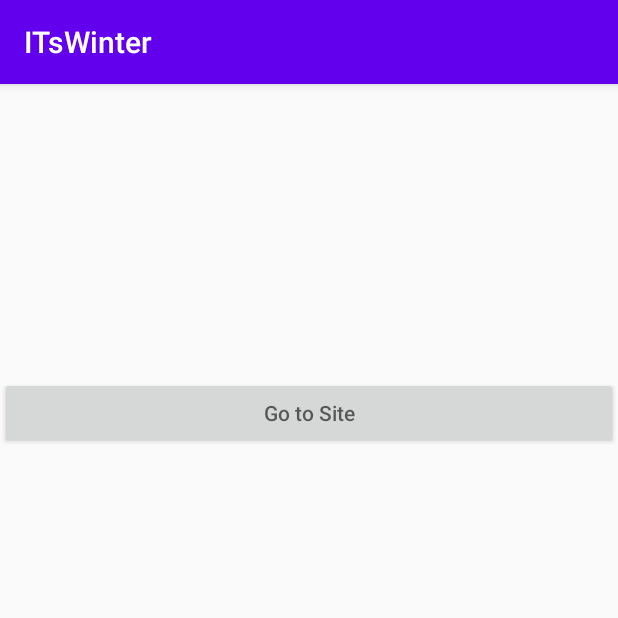
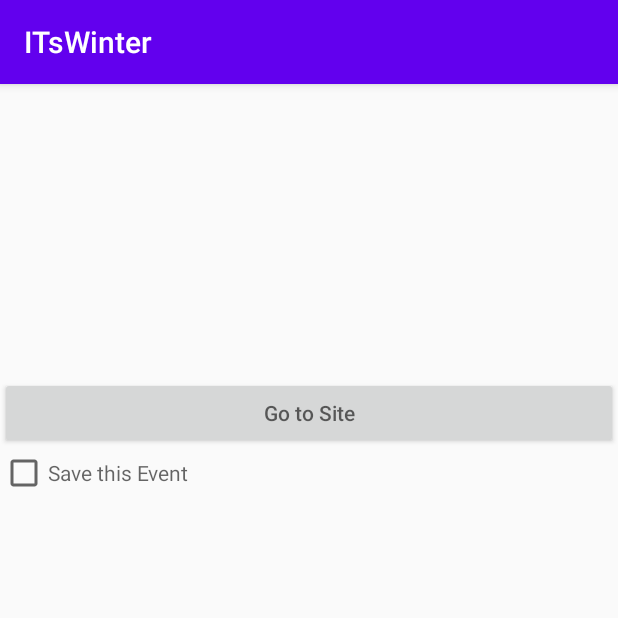
Before and after one commit to jang0030/ItsWinter, an Android app: the EventDetails screen opened directly, with no data from a screen before it, on a phone screen of 412 x 824 dp, the top half of it. Run offline under Robolectric (Android 15) with nearby library versions, the phone set to English and light mode, and no system bars; Roboto replaces fonts that are not available here; 6 statements that could not run were skipped.

Commit message:
Updated Event class

```diff
--- a/app/src/main/java/mobilesdkdemo/rbbn/itswinter/event/EventDetails.java
+++ b/app/src/main/java/mobilesdkdemo/rbbn/itswinter/event/EventDetails.java
@@ -9,6 +9,7 @@ import android.os.Bundle;
 import android.util.Log;
 import android.view.MenuItem;
 import android.widget.Button;
+import android.widget.CheckBox;
 import android.widget.ImageView;
 import android.widget.TextView;
 
@@ -16,6 +17,7 @@ import mobilesdkdemo.rbbn.itswinter.R;
 
 public class EventDetails extends AppCompatActivity {
 
+    //TODO: get save status from db, fill it in
 
     @Override
     protected void onCreate(Bundle savedInstanceState) {
@@ -26,19 +28,29 @@ public class EventDetails extends AppCompatActivity {
         TextView eventStartDate = findViewById(R.id.e_eventStartDate);
         TextView eventMinPrice = findViewById(R.id.e_eventMinPrice);
         TextView eventMaxPrice = findViewById(R.id.e_eventMaxPrice);
-        Button eventGoToSite = findViewById(R.id.e_goToSiteBtn);
+
+        Button eventGoToSiteBtn = findViewById(R.id.e_goToSiteBtn);
+        CheckBox saveCb = findViewById(R.id.e_saveCheckBox);
+
         ImageView eventPromoImage = findViewById(R.id.e_promoImage);
-        Button eventGoToSiteBtn = findViewById(R.id.e_goToSiteBtn);
 
         Bundle dataToPass = getIntent().getExtras();
         eventName.setText(dataToPass.getString("name"));
         eventStartDate.setText(dataToPass.getString("startDate"));
         eventMinPrice.setText("Min price: "+String.valueOf(dataToPass.getDouble("priceMin")));
         eventMaxPrice.setText("Max price: "+String.valueOf(dataToPass.getDouble("priceMax")));
-        eventGoToSite.setText(dataToPass.getString("url"));
+        eventGoToSiteBtn.setText(dataToPass.getString("url"));
         Bitmap promoImage = dataToPass.getParcelable("promoImage");
         eventPromoImage.setImageBitmap(promoImage);
 
+        eventGoToSiteBtn.setOnClickListener((a)->{
+            //TODO: alert dialogue
+            //TODO: open browser with link
+        });
+        saveCb.setOnClickListener((a)->{
+            //TODO: Check if checked (added already)
+            //TODO: add to db if not checked, remove if is
+        });
 
     }
 }
--- a/app/src/main/java/mobilesdkdemo/rbbn/itswinter/event/EventResults.java
+++ b/app/src/main/java/mobilesdkdemo/rbbn/itswinter/event/EventResults.java
@@ -163,7 +163,7 @@ public class EventResults extends AppCompatActivity {
                     outputStream.flush();
                     outputStream.close();
 
-                    eventList.add(new Event(name,startDate,tkUrl,minPrice,maxPrice,promoImgae));
+                    eventList.add(new Event(name,startDate,tkUrl,minPrice,maxPrice,promoImgae,false));
                 }//end of loop through events
 
 
--- a/app/src/main/java/mobilesdkdemo/rbbn/itswinter/event/SavedEvents.java
+++ b/app/src/main/java/mobilesdkdemo/rbbn/itswinter/event/SavedEvents.java
@@ -12,5 +12,8 @@ public class SavedEvents extends AppCompatActivity {
     protected void onCreate(Bundle savedInstanceState) {
         super.onCreate(savedInstanceState);
         setContentView(R.layout.activity_saved_events);
+
+
+
     }
 }
--- a/app/src/main/res/layout/activity_event_details.xml
+++ b/app/src/main/res/layout/activity_event_details.xml
@@ -45,4 +45,9 @@
         android:id="@+id/e_goToSiteBtn"
         android:hint="@string/e_goToSiteBtnHint"/>
 
+    <CheckBox
+        android:layout_width="wrap_content"
+        android:layout_height="wrap_content"
+        android:id="@+id/e_saveCheckBox"
+        android:hint="@string/e_saveEventString"/>
 </LinearLayout>
--- a/app/src/main/res/values/strings.xml
+++ b/app/src/main/res/values/strings.xml
@@ -41,6 +41,7 @@
     <string name="my_album_list">My Album List</string>
     <string name="require_keyword">Please enter your keyword</string>
     <string name="e_radiusErrorString">Radius must be at least 100km</string>
+    <string name="e_saveEventString">Save this Event</string>
 
 
 </resources>
```
Also changed, not shown: app/src/main/java/mobilesdkdemo/rbbn/itswinter/event/Event.java (+17 -6 lines).
